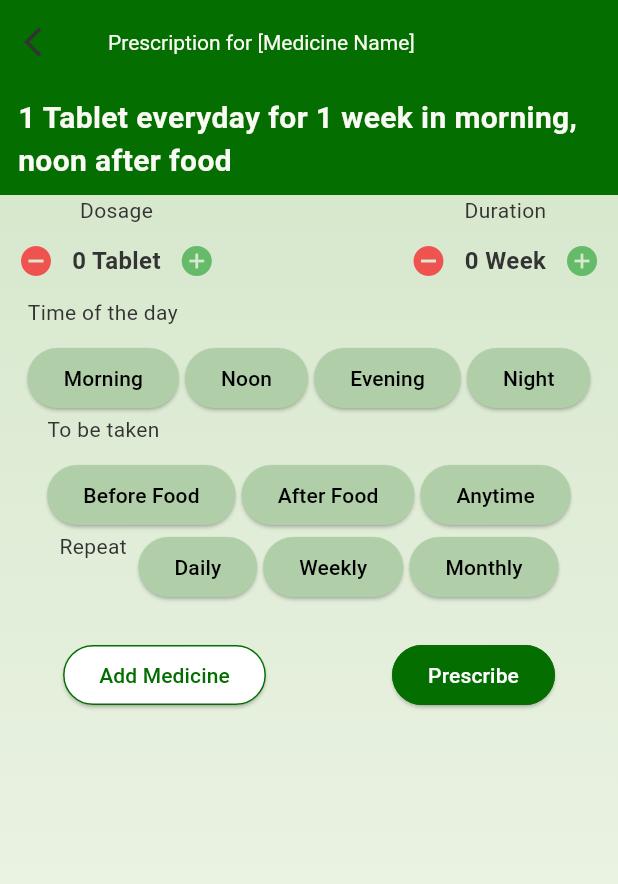
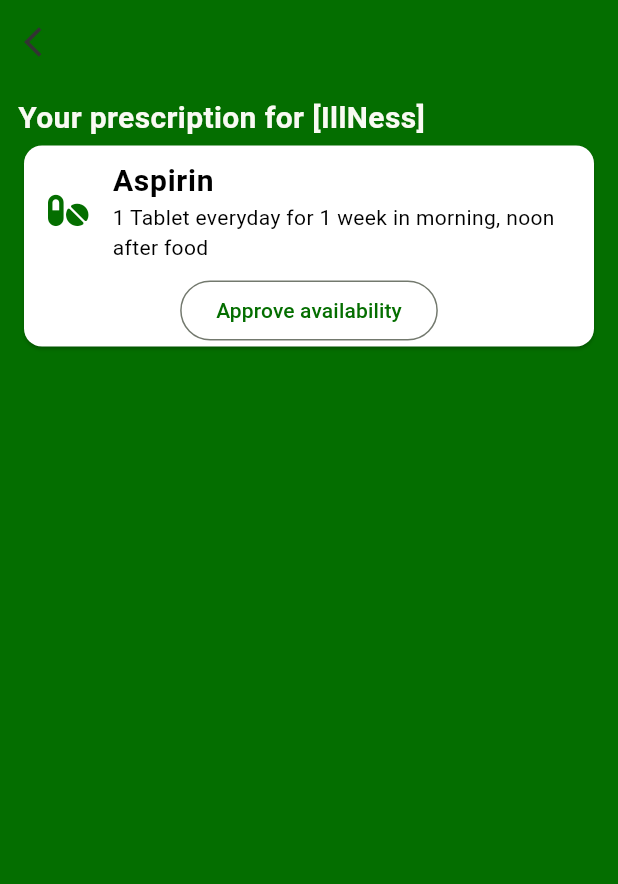
Before and after one commit to nahimanajz/Healthier, a Flutter app: the screen it shows after launch, on a phone screen of 412 x 824 dp. Shown: the top 884 px of the screen. Run offline on Flutter 3.47's test engine with Material 2 defaults, Android fonts, the phone set to English and light mode, and no system bars; our stand-ins replace flutter_svg, font_awesome_flutter, select_form_field.

Commit message:
feat: add prescription list screen

```diff
--- a/lib/main.dart
+++ b/lib/main.dart
@@ -1,5 +1,5 @@
 import 'package:flutter/material.dart';
-import 'package:healthier/screens/dosage.secreen.dart';
+import 'package:healthier/screens/view.prescription.dart';
 
 import 'utils/color_schemes.g.dart';
 
@@ -12,7 +12,8 @@ void main() {
       debugShowCheckedModeBanner: false,
       //home: const HomeScreen(),
       // home: const PrescribeScreen(),
-      home: const DosageScreen(),
+      // home: const DosageScreen(),
+      home: const ViewPrescriptionScreen(),
     ),
   );
 }
--- /dev/null
+++ b/lib/screens/view.prescription.dart
@@ -0,0 +1,113 @@
+import 'package:flutter/material.dart';
+import 'package:font_awesome_flutter/font_awesome_flutter.dart';
+
+import '../utils/color_schemes.g.dart';
+import '../widgets/styles/KTextStyle.dart';
+
+enum UserType { patient, clinician, pharmacist }
+
+class ViewPrescriptionScreen extends StatefulWidget {
+  // TODO: Loop List of prescription medicines
+  const ViewPrescriptionScreen({super.key});
+
+  @override
+  State<ViewPrescriptionScreen> createState() => _ViewPrescriptionState();
+}
+
+class _ViewPrescriptionState extends State<ViewPrescriptionScreen> {
+  @override
+  Widget build(BuildContext context) {
+    return Scaffold(
+      appBar: AppBar(
+        leading: IconButton(
+          onPressed: () {
+            //TODO: this back works after implementing navigations
+            Navigator.pop(context);
+          },
+          icon: const Icon(Icons.arrow_back_ios),
+        ),
+        backgroundColor: lightColorScheme.primary,
+      ),
+      body: SafeArea(
+          child: Container(
+        color: lightColorScheme.primary,
+        padding: const EdgeInsets.fromLTRB(12.0, 8.0, 12.0, 8.0),
+        child: ListView(
+          children: [
+            Flexible(
+              flex: 1,
+              //TODO: put every state value at appropriate location in below long text
+              child: Container(
+                child: KTextStyle(
+                  text: 'Your prescription for [IllNess]',
+                  color: lightColorScheme.surface,
+                  fontWeight: FontWeight.w700,
+                  size: 20.0,
+                ),
+              ),
+            ),
+            //TODO: loop from list of prescriptions
+            buildPresciptionItem(
+                description:
+                    '1 Tablet everyday for 1 week in morning, noon after food',
+                title: 'Aspirin'),
+          ],
+        ),
+      )),
+    );
+  }
+
+  Flexible buildPresciptionItem(
+      {required String title, required String description}) {
+    return Flexible(
+      child: Card(
+        color: lightColorScheme.onPrimary,
+        child: Column(
+          mainAxisSize: MainAxisSize.min,
+          children: [
+            ListTile(
+              leading: FaIcon(FontAwesomeIcons.pills),
+              title: KTextStyle(
+                text: title,
+                color: lightColorScheme.scrim,
+                fontWeight: FontWeight.bold,
+                size: 20.0,
+              ),
+              subtitle: KTextStyle(
+                text: description,
+                color: lightColorScheme.scrim,
+                size: 14.0,
+              ),
+              iconColor: lightColorScheme.primary,
+            ),
+            //TODO: if is patient show provide feedback button,elseif user== pharmacist show approve availability
+            OutlinedButton(
+              onPressed: () {},
+              style: OutlinedButton.styleFrom(
+                backgroundColor: lightColorScheme.onPrimary,
+              ),
+              child: KTextStyle(
+                text: 'Approve availability',
+                color: lightColorScheme.primary,
+                size: 14.0,
+              ),
+            ),
+            /*
+            OutlinedButton(
+              onPressed: () {},
+              style: OutlinedButton.styleFrom(
+                backgroundColor: lightColorScheme.onPrimary,
+              ),
+              child: KTextStyle(
+                text: 'Provide Feedback',
+                color: lightColorScheme.primary,
+                size: 14.0,
+              ),
+            ),
+            */
+          ],
+        ),
+      ),
+    );
+  }
+}
```
